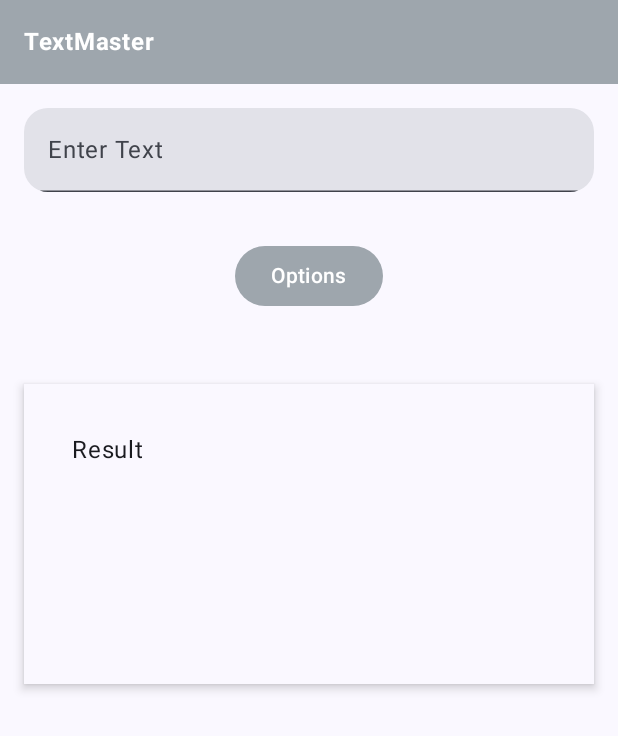
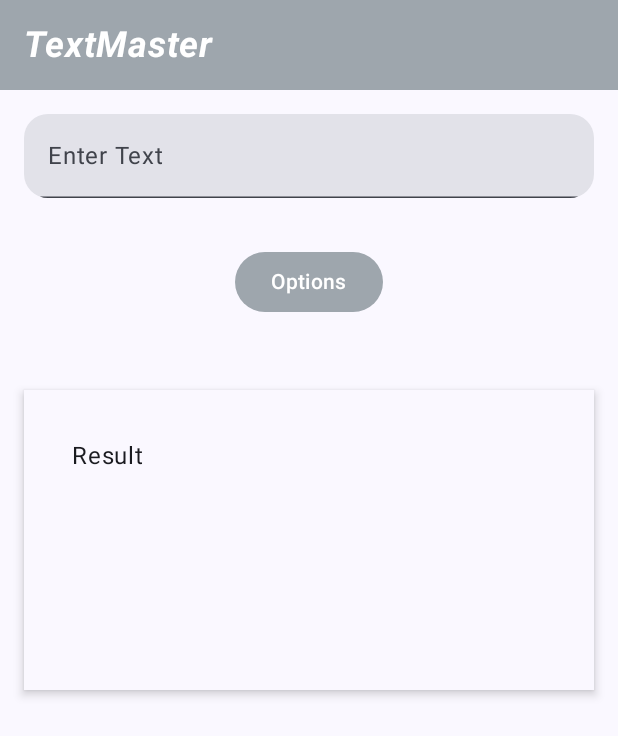
Before and after one commit to senajpeg/TextMaster, an Android app built with Jetpack Compose: the screen it shows after launch (MainActivity), on a phone screen of 412 x 824 dp. Shown: the top 736 px of the screen. Run offline under Robolectric (Android 15) with nearby library versions, the phone set to English and light mode, and no system bars; libraries missing offline, so code that uses them is left out: com.google.ai.client.

Commit message:
second changed

```diff
--- a/app/src/main/java/com/senaaksoy/textmaster/MainScreen.kt
+++ b/app/src/main/java/com/senaaksoy/textmaster/MainScreen.kt
@@ -19,6 +19,7 @@ import androidx.compose.material3.Surface
 import androidx.compose.material3.Text
 import androidx.compose.material3.TextField
 import androidx.compose.runtime.Composable
+import androidx.compose.runtime.LaunchedEffect
 import androidx.compose.runtime.getValue
 import androidx.compose.runtime.mutableStateOf
 import androidx.compose.runtime.remember
@@ -27,8 +28,10 @@ import androidx.compose.ui.Alignment
 import androidx.compose.ui.Modifier
 import androidx.compose.ui.graphics.Color
 import androidx.compose.ui.res.stringResource
+import androidx.compose.ui.text.font.FontStyle
 import androidx.compose.ui.text.font.FontWeight
 import androidx.compose.ui.unit.dp
+import androidx.compose.ui.unit.sp
 import androidx.lifecycle.viewmodel.compose.viewModel
 
 
@@ -38,6 +41,10 @@ fun MyScreen(viewModel: TextMasterViewModel = viewModel<TextMasterViewModel>())
     var showOptions by remember { mutableStateOf(false) }
     var showStyleOptions by remember { mutableStateOf(false) }
 
+    // Input text değiştiğinde resultText'i sıfırlıyoruz
+    LaunchedEffect(inputText) {
+        viewModel.resultText.value = "" // inputText her değiştiğinde resultText sıfırlanacak
+    }
 
     Scaffold(
         topBar = {
@@ -51,7 +58,9 @@ fun MyScreen(viewModel: TextMasterViewModel = viewModel<TextMasterViewModel>())
                 Text(
                     text = stringResource(id = R.string.TextMaster),
                     color = Color.White,
-                    fontWeight = FontWeight.Bold
+                    fontWeight = FontWeight.Bold,
+                    fontStyle = FontStyle.Italic,
+                    fontSize = 24.sp
                 )
             }
         }
--- a/app/src/main/java/com/senaaksoy/textmaster/TextMasterViewModel.kt
+++ b/app/src/main/java/com/senaaksoy/textmaster/TextMasterViewModel.kt
@@ -19,7 +19,7 @@ class TextMasterViewModel:ViewModel() {
         viewModelScope.launch {
             try {
                 val prompt="lütfen aşağıdaki metinde dil bilgisi hatalarını düzelt : \"$inputText\""
-                val response = generativeModel.generateContent(prompt)
+                val response = generativeModel.generateContent(prompt) // burada modelimiz çalışıyor ve komuta göre çıktı üretiyor.
                 // response.text nullable olduğu için varsayılan bir değer atanıyor
                 resultText.value = response.text ?: "No response text available"
             } catch (e: Exception) {
```
